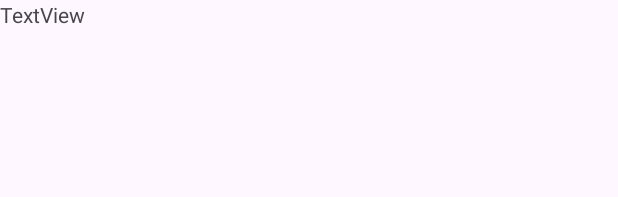
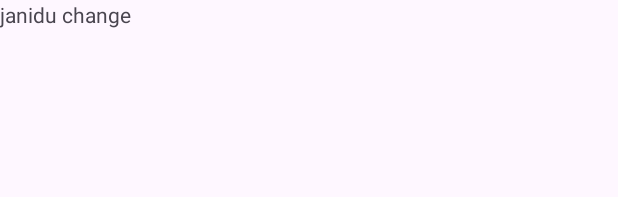
Before and after one commit to JaniduChamika/Mobile-home-account-asistant, an Android app: the layout activity_main.xml on its own in the app's theme, with its tools: preview values and no code run, on a phone screen of 412 x 824 dp. Shown: the top 197 px of the screen. Run offline under Robolectric (Android 15) with nearby library versions, the light colour scheme and no system bars.

Commit message:
12:16 janidu v1
text and new homescreen layout

```diff
--- a/app/src/main/res/layout/activity_main.xml
+++ b/app/src/main/res/layout/activity_main.xml
@@ -12,5 +12,5 @@
         android:id="@+id/textView"
         android:layout_width="match_parent"
         android:layout_height="wrap_content"
-        android:text="TextView" />
+        android:text="janidu change" />
 </LinearLayout>
--- /dev/null
+++ b/app/src/main/res/layout/home_screen.xml
@@ -0,0 +1,6 @@
+<?xml version="1.0" encoding="utf-8"?>
+<androidx.constraintlayout.widget.ConstraintLayout xmlns:android="http://schemas.android.com/apk/res/android"
+    android:layout_width="match_parent"
+    android:layout_height="match_parent">
+
+</androidx.constraintlayout.widget.ConstraintLayout>
```
